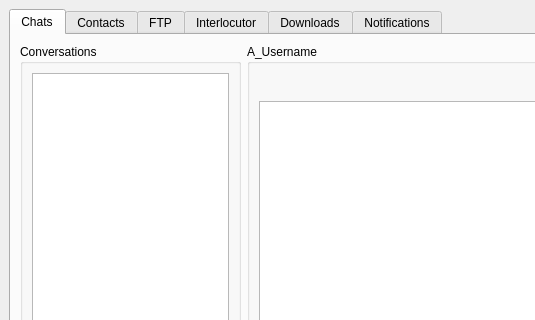
Old version of the form resources/appui.ui in the repository jorge4larcon/hotline; both pictures show x 0 to 535 and y 0 to 320 of the 802 by 600 pixel window.
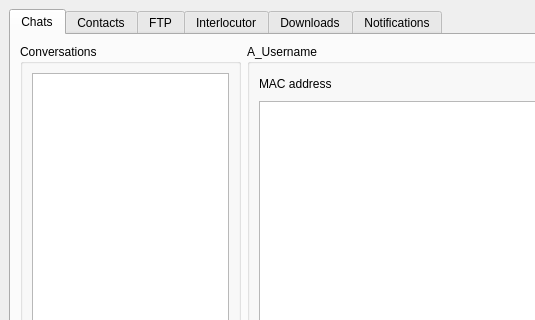
New version of the form.

Commit message: This code could be better, refactor and create a widget for the chat bubble also try to refcactor you db querier

What changed in the file:
```diff
--- a/resources/appui.ui
+++ b/resources/appui.ui
@@ -95,6 +95,13 @@
               <layout class="QVBoxLayout" name="verticalLayout_24">
                <item>
                 <layout class="QHBoxLayout" name="horizontalLayout_14">
+                 <item>
+                  <widget class="QLabel" name="chatMateMacAddressLabel">
+                   <property name="text">
+                    <string>MAC address</string>
+                   </property>
+                  </widget>
+                 </item>
                  <item>
                   <spacer name="horizontalSpacer_5">
                    <property name="orientation">
```
Left out of the diff: 28 changed lines with no effect on the pictures. The commit also changes 4 other files.
